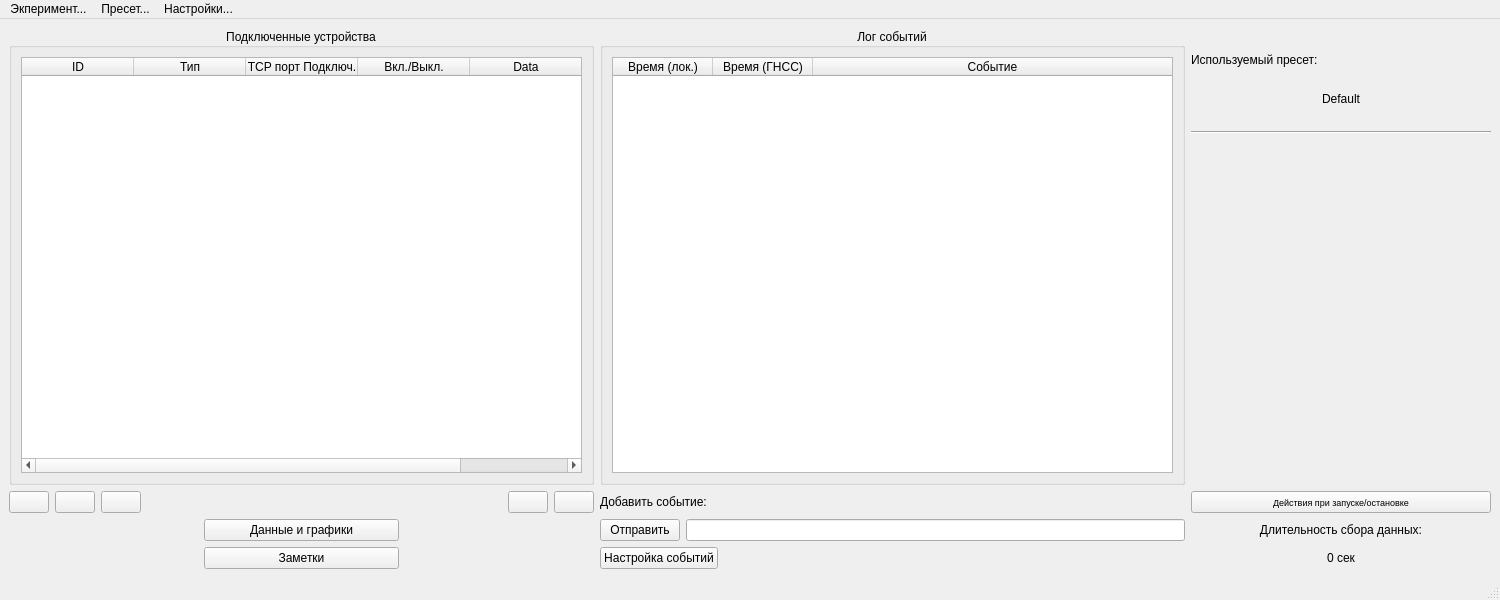
The window that mainwindow.ui (revermun/Experiment_helper) describes before a commit, drawn with Qt 5.
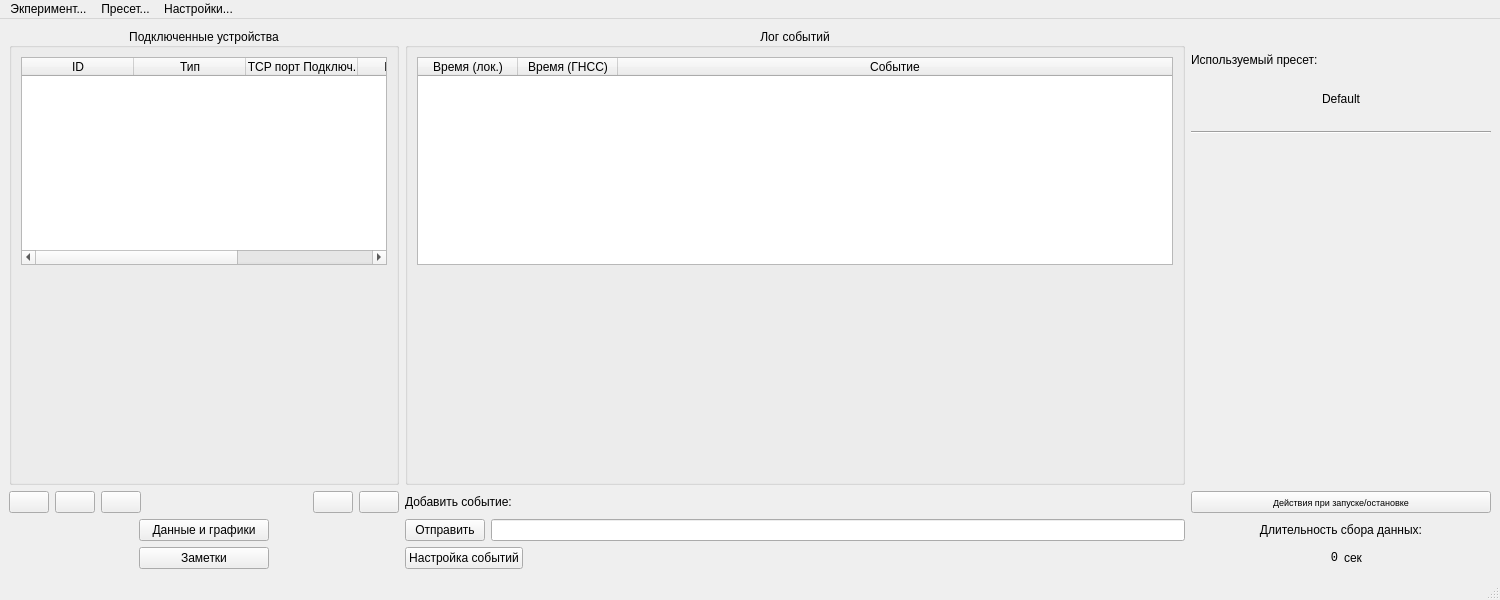
The same window after the commit. Icons and pictures are not drawn.

```diff
--- a/mainwindow.ui
+++ b/mainwindow.ui
@@ -14,7 +14,7 @@
    <string>Вспомогательная программа для проведения экспериментов</string>
   </property>
   <widget class="QWidget" name="centralwidget">
-   <layout class="QGridLayout" name="gridLayout_3" columnstretch="1,1,0">
+   <layout class="QGridLayout" name="gridLayout_3" columnstretch="1,2,0">
     <item row="0" column="0">
      <widget class="QGroupBox" name="groupBox">
       <property name="title">
@@ -77,6 +77,19 @@
          </column>
         </widget>
        </item>
+       <item row="1" column="0">
+        <spacer name="verticalSpacer">
+         <property name="orientation">
+          <enum>Qt::Vertical</enum>
+         </property>
+         <property name="sizeHint" stdset="0">
+          <size>
+           <width>20</width>
+           <height>40</height>
+          </size>
+         </property>
+        </spacer>
+       </item>
       </layout>
      </widget>
     </item>
@@ -94,6 +107,9 @@
          <attribute name="horizontalHeaderStretchLastSection">
           <bool>true</bool>
          </attribute>
+         <attribute name="verticalHeaderVisible">
+          <bool>false</bool>
+         </attribute>
          <column>
           <property name="text">
            <string>Время (лок.)</string>
@@ -111,6 +127,19 @@
          </column>
         </widget>
        </item>
+       <item row="2" column="0">
+        <spacer name="verticalSpacer_2">
+         <property name="orientation">
+          <enum>Qt::Vertical</enum>
+         </property>
+         <property name="sizeHint" stdset="0">
+          <size>
+           <width>20</width>
+           <height>40</height>
+          </size>
+         </property>
+        </spacer>
+       </item>
       </layout>
      </widget>
     </item>
@@ -440,14 +469,30 @@
        </widget>
       </item>
       <item>
-       <widget class="QLabel" name="labelElapsedTime">
-        <property name="text">
-         <string>0 сек</string>
-        </property>
-        <property name="alignment">
-         <set>Qt::AlignCenter</set>
-        </property>
-       </widget>
+       <layout class="QHBoxLayout" name="horizontalLayout_6">
+        <item>
+         <widget class="QLabel" name="labelElapsedTime">
+          <property name="font">
+           <font>
+            <family>Consolas</family>
+           </font>
+          </property>
+          <property name="text">
+           <string>0</string>
+          </property>
+          <property name="alignment">
+           <set>Qt::AlignRight|Qt::AlignTrailing|Qt::AlignVCenter</set>
+          </property>
+         </widget>
+        </item>
+        <item>
+         <widget class="QLabel" name="label_3">
+          <property name="text">
+           <string>сек</string>
+          </property>
+         </widget>
+        </item>
+       </layout>
       </item>
      </layout>
     </item>
```
Left out of the diff: 48 changed lines with no effect on the pictures.
